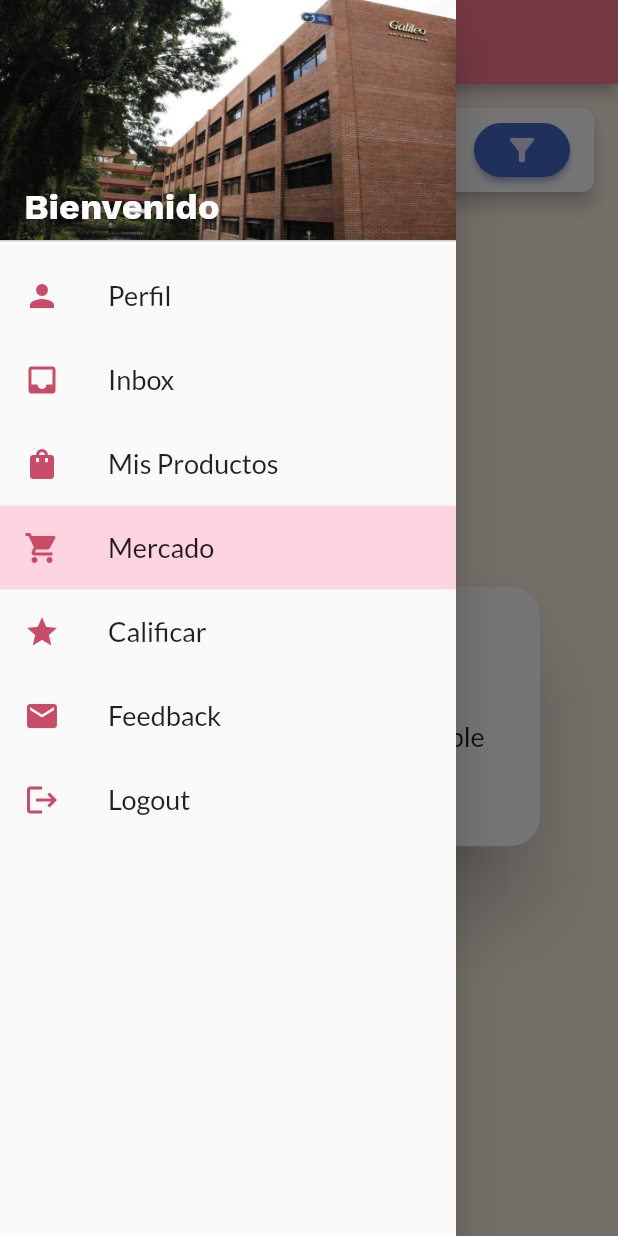
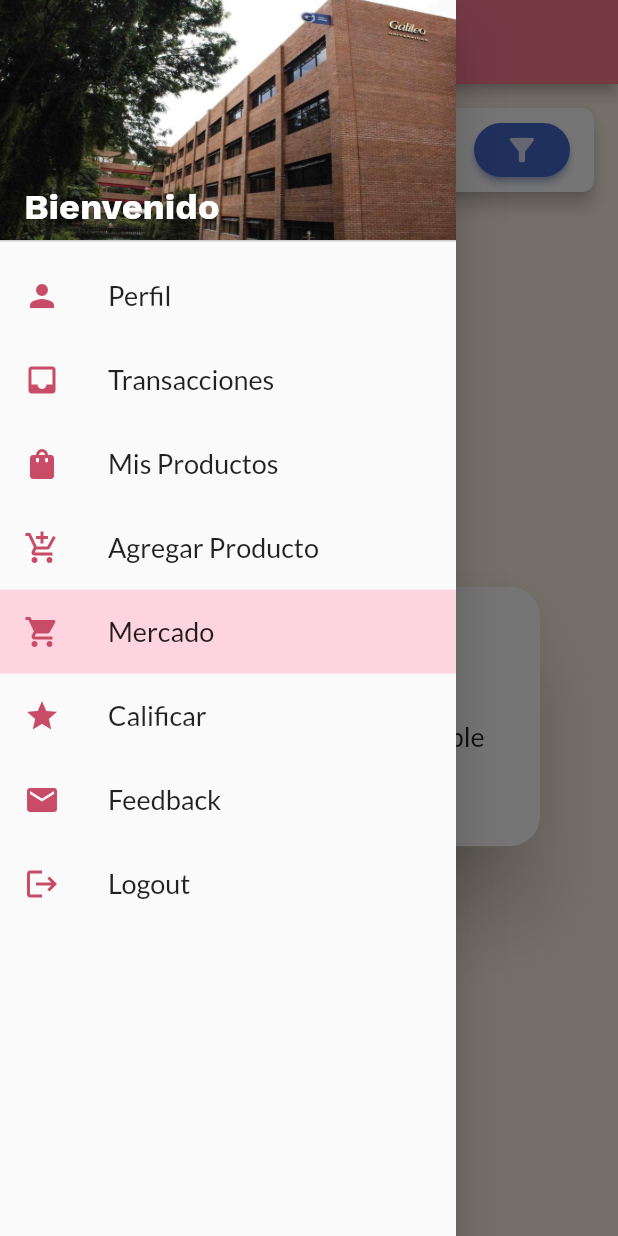
Before and after one commit to KevinHern/ug_mini_market, a Flutter app: the MainScreen screen opened directly with empty values, with the side drawer open, on a phone screen of 412 x 824 dp. Run offline on Flutter 3.47's test engine with Material 2 defaults, Android fonts, the light colour scheme and no system bars; our stand-ins replace cloud_firestore, firebase_auth, firebase_core, google_fonts, page_transition; missing offline and left inert: animated_widgets, flutter_email_sender; accounts and stored records are empty.

Commit message:
Update v1.3

```diff
--- a/lib/screens/main_screen.dart
+++ b/lib/screens/main_screen.dart
@@ -43,7 +43,7 @@ class MainScreen extends StatelessWidget {
                 currentScreen: '/market', arguments: [this.user]),
           ),
           ChangeNotifierProvider<ValueNotifier<int>>(
-            create: (context) => ValueNotifier<int>(4),
+            create: (context) => ValueNotifier<int>(5),
           ),
         ],
         child: Scaffold(
@@ -212,7 +212,7 @@ class NavDrawer extends StatelessWidget {
               Icons.inbox,
               color: Theme.of(context).primaryColorDark,
             ),
-            title: Text('Inbox'),
+            title: Text('Transacciones'),
             onTap: () {
               Navigator.of(context).pop();
               Provider.of<ValueNotifier<int>>(context, listen: false).value = 2;
@@ -247,20 +247,40 @@ class NavDrawer extends StatelessWidget {
           ),
           ListTile(
             leading: Icon(
+              Icons.add_shopping_cart,
+              color: Theme.of(context).primaryColorDark,
+            ),
+            title: Text('Agregar Producto'),
+            onTap: () {
+              Navigator.of(context).pop();
+              Provider.of<ValueNotifier<int>>(context, listen: false).value = 4;
+              Provider.of<NavigationModel>(context, listen: false)
+                  .clearThenPush(
+                      route: NavigationModel.screens[5],
+                      arguments: [this.user, true, null]);
+            },
+            tileColor: (Provider.of<ValueNotifier<int>>(context, listen: false)
+                        .value ==
+                    4)
+                ? Theme.of(context).primaryColorLight.withOpacity(greyOpacity)
+                : null,
+          ),
+          ListTile(
+            leading: Icon(
               Icons.shopping_cart,
               color: Theme.of(context).primaryColorDark,
             ),
             title: Text('Mercado'),
             onTap: () {
               Navigator.of(context).pop();
-              Provider.of<ValueNotifier<int>>(context, listen: false).value = 4;
+              Provider.of<ValueNotifier<int>>(context, listen: false).value = 5;
               Provider.of<NavigationModel>(context, listen: false)
                   .clearThenPush(
                       route: NavigationModel.screens[3], arguments: null);
             },
             tileColor: (Provider.of<ValueNotifier<int>>(context, listen: false)
                         .value ==
-                    4)
+                    5)
                 ? Theme.of(context).primaryColorLight.withOpacity(greyOpacity)
                 : null,
           ),
@@ -272,14 +292,14 @@ class NavDrawer extends StatelessWidget {
             title: Text('Calificar'),
             onTap: () {
               Navigator.of(context).pop();
-              Provider.of<ValueNotifier<int>>(context, listen: false).value = 5;
+              Provider.of<ValueNotifier<int>>(context, listen: false).value = 6;
               Provider.of<NavigationModel>(context, listen: false)
                   .clearThenPush(
                       route: NavigationModel.screens[7], arguments: null);
             },
             tileColor: (Provider.of<ValueNotifier<int>>(context, listen: false)
                         .value ==
-                    5)
+                    6)
                 ? Theme.of(context).primaryColorLight.withOpacity(greyOpacity)
                 : null,
           ),
@@ -291,14 +311,14 @@ class NavDrawer extends StatelessWidget {
             title: Text('Feedback'),
             onTap: () {
               Navigator.of(context).pop();
-              Provider.of<ValueNotifier<int>>(context, listen: false).value = 6;
+              Provider.of<ValueNotifier<int>>(context, listen: false).value = 7;
               Provider.of<NavigationModel>(context, listen: false)
                   .clearThenPush(
                       route: NavigationModel.screens[4], arguments: null);
             },
             tileColor: (Provider.of<ValueNotifier<int>>(context, listen: false)
                         .value ==
-                    6)
+                    7)
                 ? Theme.of(context).primaryColorLight.withOpacity(greyOpacity)
                 : null,
           ),
```
Also changed, not shown: lib/screens/my_products/product_form.dart (+7 -6 lines).
